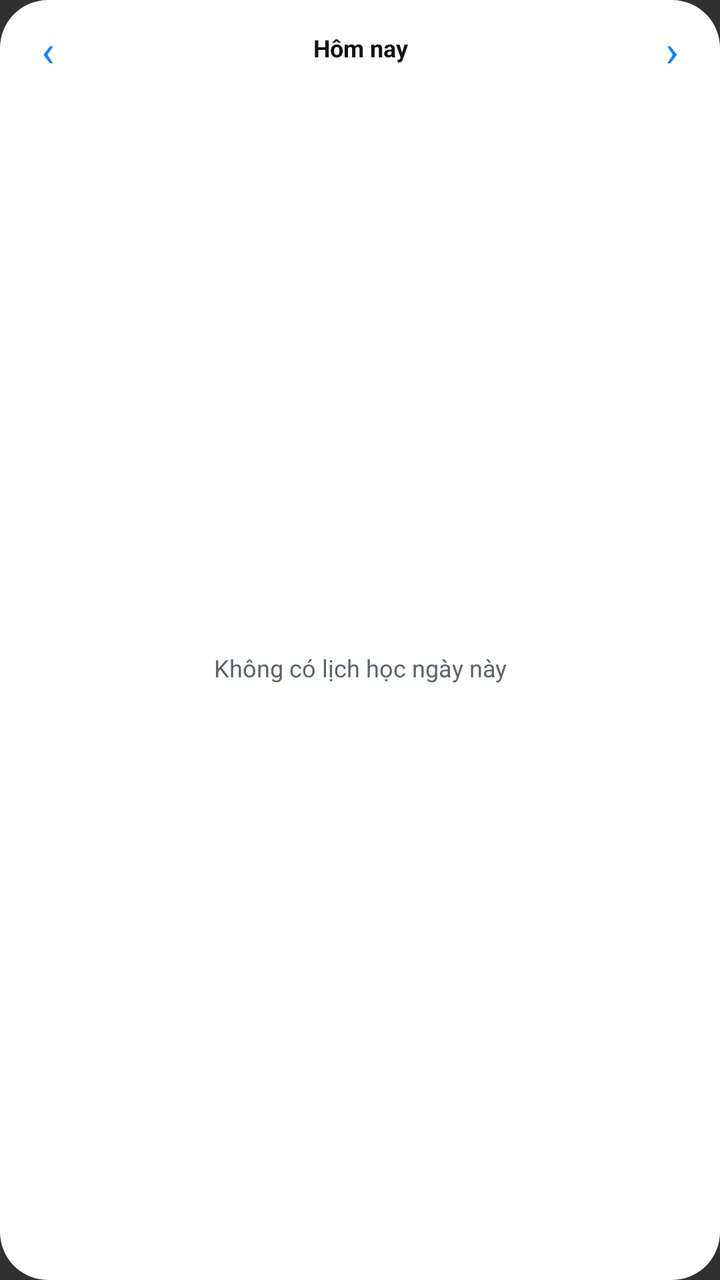
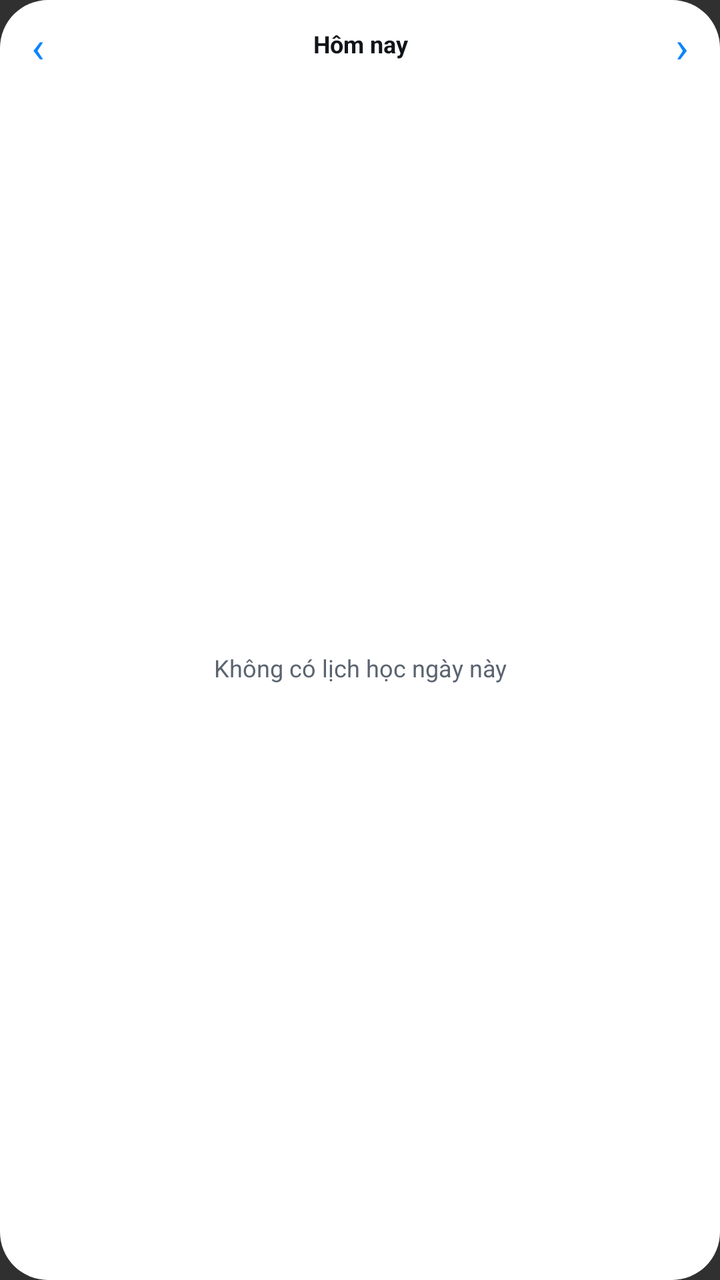

An Android layout rendered at two revisions. The XML below is the earlier revision; the diff shows what the commit changed to produce the second picture.
<!-- AndroidManifest.xml: application theme Theme.Tkb -->
<!-- res/layout/widget_timetable_square.xml -->
<?xml version="1.0" encoding="utf-8"?>
<LinearLayout xmlns:android="http://schemas.android.com/apk/res/android"
    android:id="@+id/widget_root"
    android:layout_width="match_parent"
    android:layout_height="match_parent"
    android:background="@drawable/widget_background"
    android:orientation="vertical"
    android:padding="10dp">

    <LinearLayout
        android:layout_width="match_parent"
        android:layout_height="28dp"
        android:gravity="center_vertical"
        android:orientation="horizontal">

        <TextView
            android:id="@+id/widget_previous_day"
            android:layout_width="28dp"
            android:layout_height="28dp"
            android:clickable="true"
            android:focusable="true"
            android:gravity="center"
            android:text="‹"
            android:textColor="@color/widget_primary"
            android:textSize="22sp" />

        <TextView
            android:id="@+id/widget_title"
            android:layout_width="0dp"
            android:layout_height="wrap_content"
            android:layout_weight="1"
            android:clickable="true"
            android:ellipsize="end"
            android:focusable="true"
            android:gravity="center"
            android:maxLines="1"
            android:text="@string/widget_today"
            android:textColor="@color/widget_on_surface"
            android:textSize="12sp"
            android:textStyle="bold" />

        <TextView
            android:id="@+id/widget_next_day"
            android:layout_width="28dp"
            android:layout_height="28dp"
            android:clickable="true"
            android:focusable="true"
            android:gravity="center"
            android:text="›"
            android:textColor="@color/widget_primary"
            android:textSize="22sp" />
    </LinearLayout>

    <LinearLayout
        android:layout_width="match_parent"
        android:layout_height="0dp"
        android:layout_weight="1"
        android:gravity="center"
        android:orientation="vertical">

        <TextView
            android:id="@+id/widget_empty"
            android:layout_width="match_parent"
            android:layout_height="wrap_content"
            android:gravity="center"
            android:text="@string/widget_no_lessons"
            android:textAlignment="center"
            android:textColor="@color/widget_on_surface_variant"
            android:textSize="12sp" />

        <LinearLayout
            android:id="@+id/widget_lessons_container"
            android:layout_width="match_parent"
            android:layout_height="wrap_content"
            android:gravity="center"
            android:orientation="vertical" />
    </LinearLayout>

</LinearLayout>
<!-- resources referenced by this layout -->
<resources>
  <color name="widget_on_surface">#111418</color>
  <color name="widget_on_surface_variant">#5B6470</color>
  <color name="widget_primary">#0A84FF</color>
  <!-- drawable widget_background (drawable) -->
  <?xml version="1.0" encoding="utf-8"?>
  <shape xmlns:android="http://schemas.android.com/apk/res/android" android:shape="rectangle">
      <corners android:radius="24dp" />
      <solid android:color="@color/widget_surface" />
  </shape>
  <string name="widget_no_lessons">Không có lịch học ngày này</string>
  <string name="widget_today">Hôm nay</string>
  <style name="Theme.Tkb" parent="android:Theme.Material.NoActionBar">
          <item name="android:windowLightStatusBar">true</item>
      </style>
  <color name="widget_surface">#FFFFFF</color>
</resources>

<!-- the commit's change to res/layout/widget_timetable_square.xml (unified diff, before → after) -->
@@ -5,7 +5,7 @@
     android:layout_height="match_parent"
     android:background="@drawable/widget_background"
     android:orientation="vertical"
-    android:padding="10dp">
+    android:padding="8dp">
 
     <LinearLayout
         android:layout_width="match_parent"
@@ -15,7 +15,7 @@
 
         <TextView
             android:id="@+id/widget_previous_day"
-            android:layout_width="28dp"
+            android:layout_width="22dp"
             android:layout_height="28dp"
             android:clickable="true"
             android:focusable="true"
@@ -41,7 +41,7 @@
 
         <TextView
             android:id="@+id/widget_next_day"
-            android:layout_width="28dp"
+            android:layout_width="22dp"
             android:layout_height="28dp"
             android:clickable="true"
             android:focusable="true"
